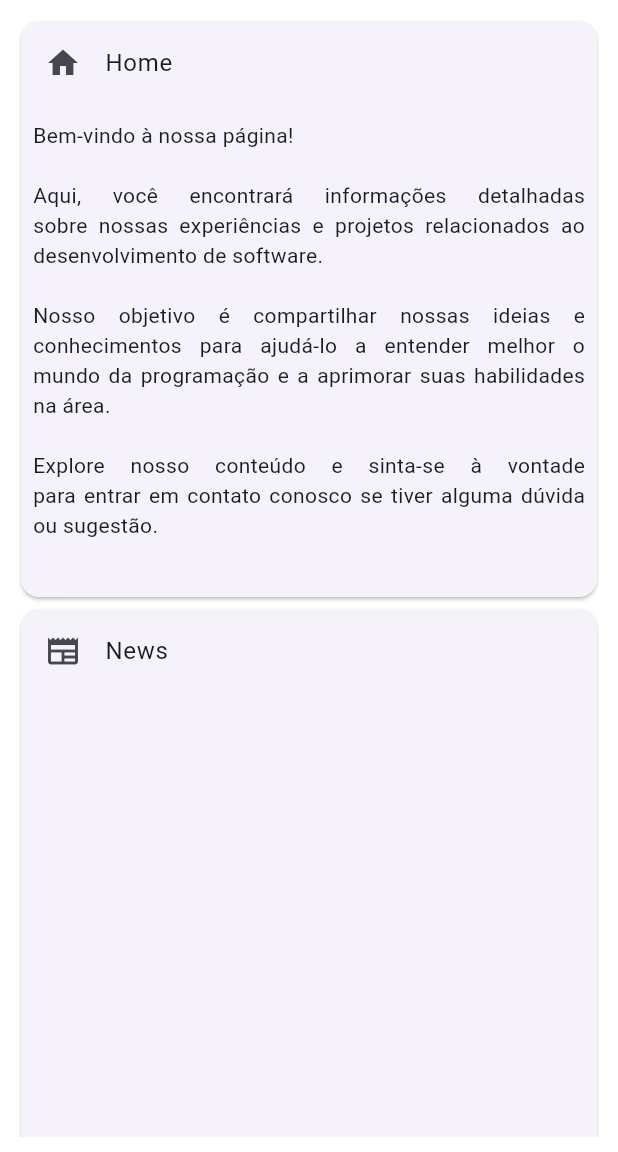
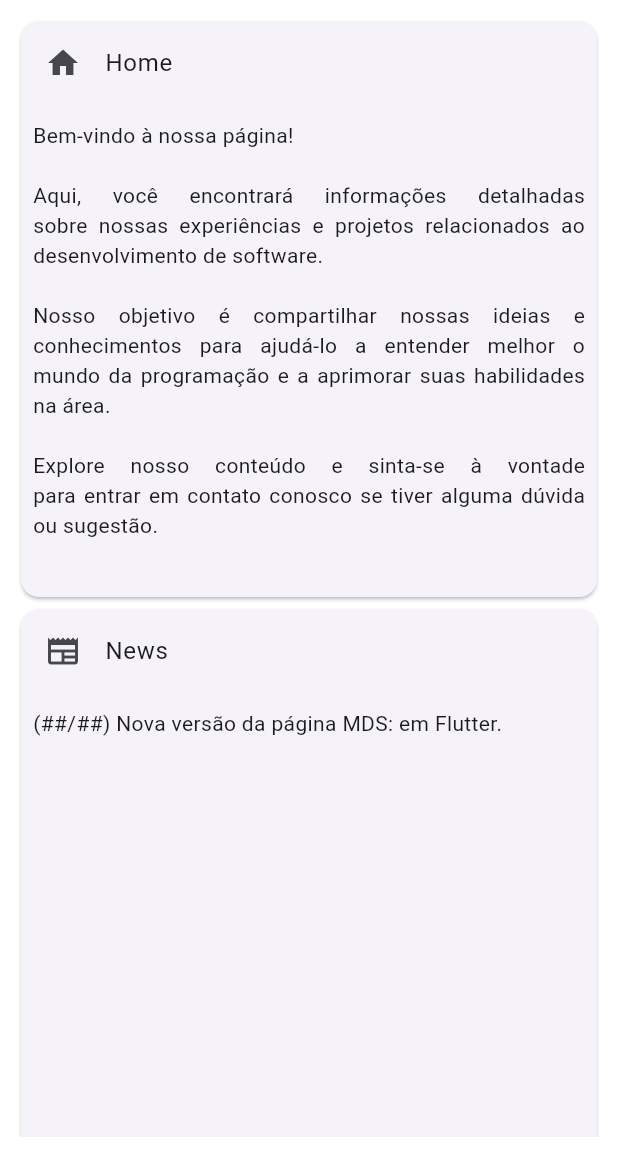
Before and after one commit to mdssjc/mds-page, a Flutter app: the screen it shows after launch, on a phone screen of 412 x 824 dp, the part 84-1236 px from its top. Run offline on Flutter 3.47's test engine with Material 3 defaults, Android fonts, the light colour scheme and no system bars; our stand-ins replace google_fonts; Roboto replaces fonts that are missing (Mansalva).

Commit message:
feat: add news card

```diff
--- a/lib/presentation/pages/main_page.dart
+++ b/lib/presentation/pages/main_page.dart
@@ -41,9 +41,25 @@ class MainPage extends StatelessWidget {
             ),
           ),
           Card(
-            child: ListTile(
-              title: Text('News'),
-              leading: Icon(Icons.newspaper),
+            child: SingleChildScrollView(
+              child: Column(
+                crossAxisAlignment: CrossAxisAlignment.start,
+                mainAxisSize: MainAxisSize.min,
+                children: [
+                  ListTile(
+                    title: Text('News'),
+                    leading: Icon(Icons.newspaper),
+                  ),
+                  SizedBox(height: 2),
+                  Padding(
+                    padding: EdgeInsets.all(8.0),
+                    child: Text(
+                      '''(##/##) Nova versão da página MDS: em Flutter.
+                      ''',
+                    ),
+                  ),
+                ],
+              ),
             ),
           ),
           Card(
```
